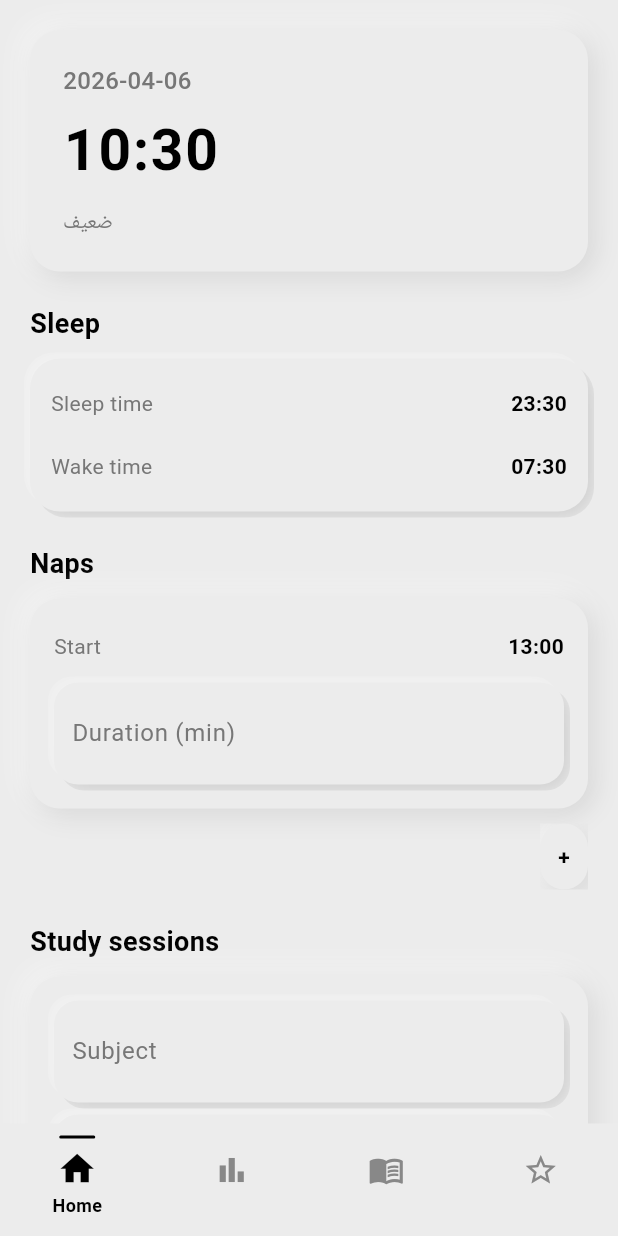
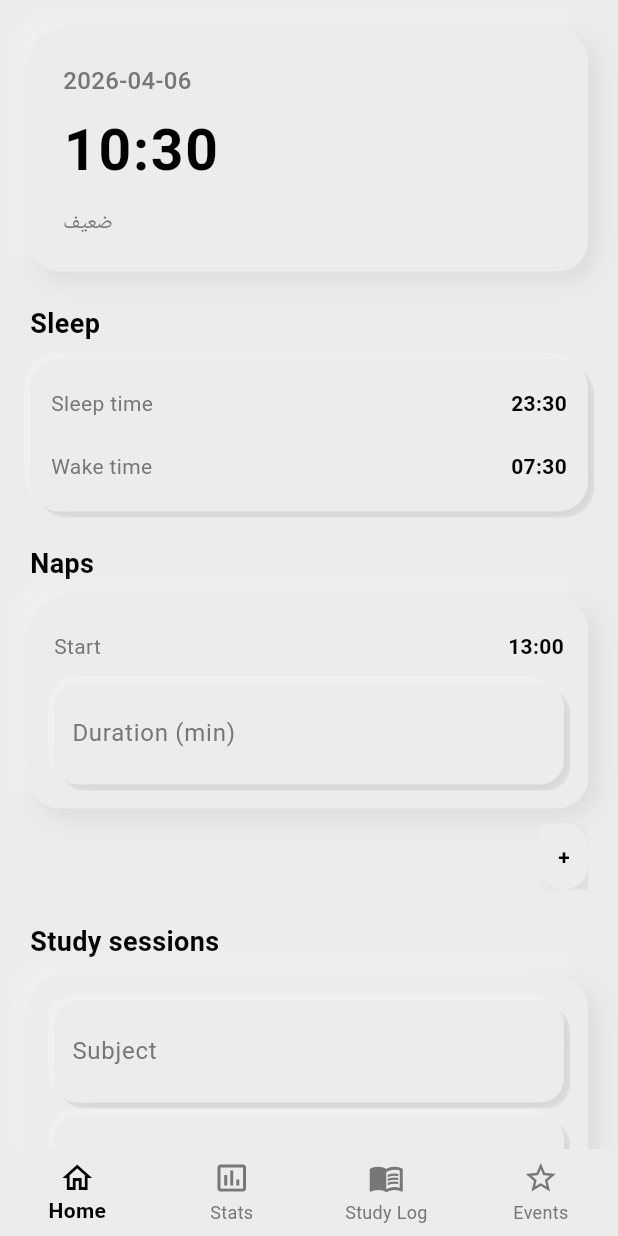
Before and after one commit to mondirdf/App, a Flutter app: the screen it shows after launch, on a phone screen of 412 x 824 dp. Run offline on Flutter 3.47's test engine with Material 3 defaults, Android fonts, the phone set to English and light mode, and no system bars; our stand-ins replace shared_preferences.

Commit message:
Revert "Soft minimal BottomNavigationBar with animated indicator and active labels"

```diff
--- a/lib/main.dart
+++ b/lib/main.dart
@@ -80,13 +80,6 @@ class _RootScreenState extends State<RootScreen> {
   int _currentTabIndex = 0;
   List<DayEntry> _entries = <DayEntry>[];
 
-  static const List<_NavDestination> _destinations = <_NavDestination>[
-    _NavDestination(label: 'Home', outlinedIcon: Icons.home_outlined, filledIcon: Icons.home),
-    _NavDestination(label: 'Stats', outlinedIcon: Icons.bar_chart_outlined, filledIcon: Icons.bar_chart),
-    _NavDestination(label: 'Study Log', outlinedIcon: Icons.menu_book_outlined, filledIcon: Icons.menu_book),
-    _NavDestination(label: 'Events', outlinedIcon: Icons.star_outline, filledIcon: Icons.star),
-  ];
-
   @override
   void initState() {
     super.initState();
@@ -114,172 +107,20 @@ class _RootScreenState extends State<RootScreen> {
 
     return Scaffold(
       body: tabs[_currentTabIndex],
-      bottomNavigationBar: _SoftBottomNavigationBar(
+      bottomNavigationBar: BottomNavigationBar(
         currentIndex: _currentTabIndex,
-        destinations: _destinations,
         onTap: (int index) {
           setState(() {
             _currentTabIndex = index;
           });
         },
+        items: const <BottomNavigationBarItem>[
+          BottomNavigationBarItem(icon: Icon(Icons.home_outlined), label: 'Home'),
+          BottomNavigationBarItem(icon: Icon(Icons.insert_chart_outlined), label: 'Stats'),
+          BottomNavigationBarItem(icon: Icon(Icons.menu_book_outlined), label: 'Study Log'),
+          BottomNavigationBarItem(icon: Icon(Icons.star_outline), label: 'Events'),
+        ],
       ),
     );
   }
 }
-
-class _SoftBottomNavigationBar extends StatelessWidget {
-  const _SoftBottomNavigationBar({
-    required this.currentIndex,
-    required this.destinations,
-    required this.onTap,
-  });
-
-  final int currentIndex;
-  final List<_NavDestination> destinations;
-  final ValueChanged<int> onTap;
-
-  @override
-  Widget build(BuildContext context) {
-    const Duration animationDuration = Duration(milliseconds: 200);
-    const double indicatorWidth = 24;
-
-    return SafeArea(
-      top: false,
-      child: Container(
-        color: kBackgroundColor,
-        padding: const EdgeInsets.only(top: 8, bottom: 4),
-        child: LayoutBuilder(
-          builder: (BuildContext context, BoxConstraints constraints) {
-            final double itemWidth = constraints.maxWidth / destinations.length;
-            final double indicatorLeft = (itemWidth * currentIndex) + ((itemWidth - indicatorWidth) / 2);
-
-            return Stack(
-              alignment: Alignment.topLeft,
-              children: <Widget>[
-                AnimatedPositioned(
-                  duration: animationDuration,
-                  curve: Curves.easeOut,
-                  top: 0,
-                  left: indicatorLeft,
-                  child: Container(
-                    width: indicatorWidth,
-                    height: 2,
-                    decoration: const BoxDecoration(
-                      color: kPrimaryColor,
-                      borderRadius: BorderRadius.all(Radius.circular(1)),
-                    ),
-                  ),
-                ),
-                Row(
-                  crossAxisAlignment: CrossAxisAlignment.end,
-                  children: List<Widget>.generate(destinations.length, (int index) {
-                    final bool isActive = index == currentIndex;
-                    final _NavDestination destination = destinations[index];
-                    return Expanded(
-                      child: _NavItem(
-                        isActive: isActive,
-                        destination: destination,
-                        onTap: () => onTap(index),
-                      ),
-                    );
-                  }),
-                ),
-              ],
-            );
-          },
-        ),
-      ),
-    );
-  }
-}
-
-class _NavItem extends StatelessWidget {
-  const _NavItem({
-    required this.isActive,
-    required this.destination,
-    required this.onTap,
-  });
-
-  final bool isActive;
-  final _NavDestination destination;
-  final VoidCallback onTap;
-
-  @override
-  Widget build(BuildContext context) {
-    const Duration animationDuration = Duration(milliseconds: 200);
-
-    return Material(
-      color: Colors.transparent,
-      child: InkWell(
-        splashFactory: NoSplash.splashFactory,
-        highlightColor: Colors.transparent,
-        overlayColor: const WidgetStatePropertyAll<Color>(Colors.transparent),
-        onTap: onTap,
-        child: Padding(
-          padding: const EdgeInsets.only(top: 10, bottom: 8),
-          child: Column(
-            mainAxisSize: MainAxisSize.min,
-            children: <Widget>[
-              AnimatedScale(
-                duration: animationDuration,
-                curve: Curves.easeOut,
-                scale: isActive ? 1.12 : 1,
-                child: AnimatedContainer(
-                  duration: animationDuration,
-                  curve: Curves.easeOut,
-                  child: Icon(
-                    isActive ? destination.filledIcon : destination.outlinedIcon,
-                    color: isActive ? kPrimaryColor : const Color(0xFF888888),
-                  ),
-                ),
-              ),
-              const SizedBox(height: 4),
-              AnimatedSwitcher(
-                duration: animationDuration,
-                switchInCurve: Curves.easeOut,
-                switchOutCurve: Curves.easeIn,
-                transitionBuilder: (Widget child, Animation<double> animation) {
-                  final Animation<Offset> offset = Tween<Offset>(
-                    begin: const Offset(0, 0.25),
-                    end: Offset.zero,
-                  ).animate(animation);
-
-                  return FadeTransition(
-                    opacity: animation,
-                    child: SlideTransition(position: offset, child: child),
-                  );
-                },
-                child: isActive
-                    ? Text(
-                        destination.label,
-                        key: ValueKey<String>('active-label-${destination.label}'),
-                        style: const TextStyle(
-                          color: kPrimaryColor,
-                          fontSize: 12,
-                          fontWeight: FontWeight.w600,
-                        ),
-                      )
-                    : const SizedBox(
-                        key: ValueKey<String>('inactive-label'),
-                        height: 16,
-                      ),
-              ),
-            ],
-          ),
-        ),
-      ),
-    );
-  }
-}
-
-class _NavDestination {
-  const _NavDestination({
-    required this.label,
-    required this.outlinedIcon,
-    required this.filledIcon,
-  });
-
-  final String label;
-  final IconData outlinedIcon;
-  final IconData filledIcon;
-}
```
